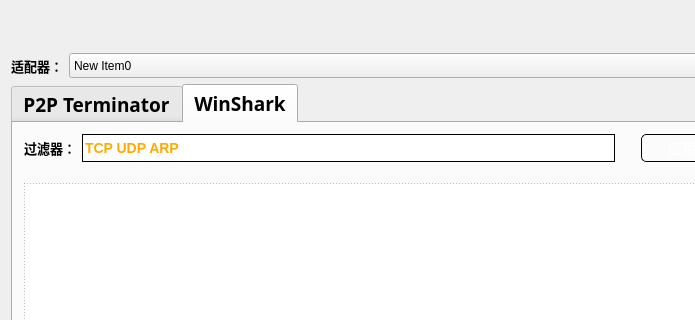
Above: widget.ui from Alex278/SnifferToolServer before the change; both pictures show x 0 to 695 and y 0 to 320 of the 850 by 585 pixel window. Below: the same form after it.
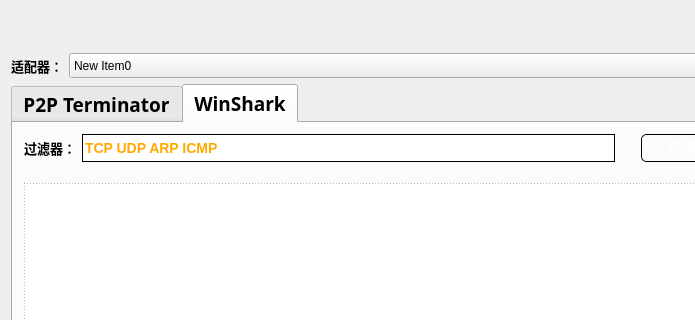
That is the form after the change. The open tabs and pages were chosen to show the change.

```diff
--- a/widget.ui
+++ b/widget.ui
@@ -686,7 +686,7 @@
 }</string>
                </property>
                <property name="text">
-                <string>TCP UDP ARP</string>
+                <string>TCP UDP ARP ICMP</string>
                </property>
               </widget>
              </item>
```
Left out of the diff: 27 changed lines with no effect on the pictures.
